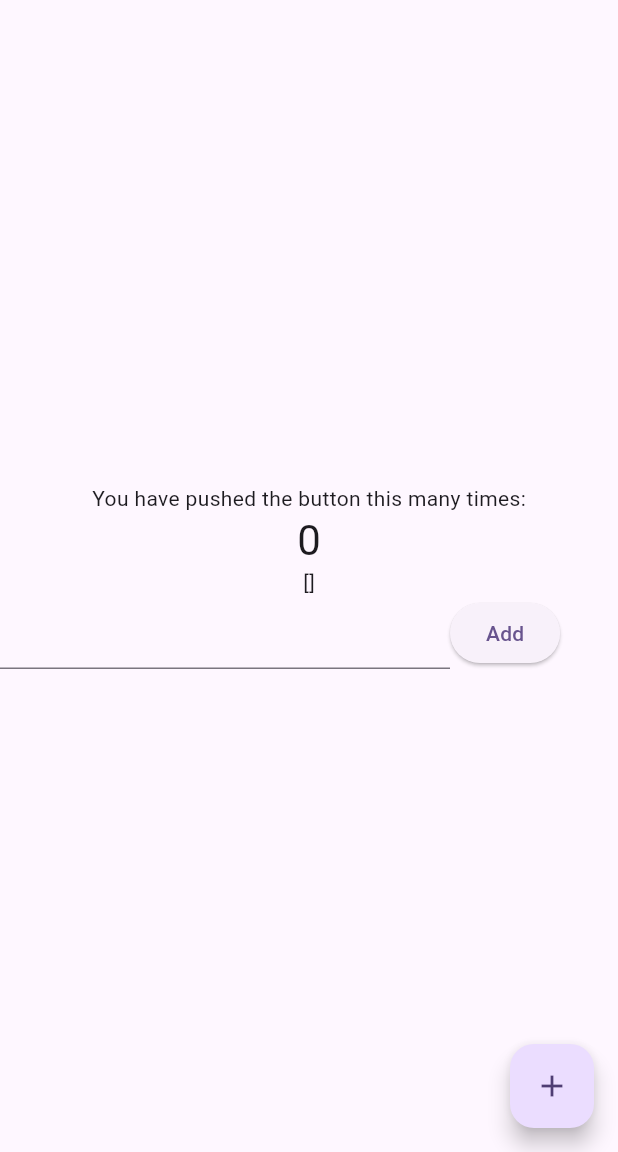
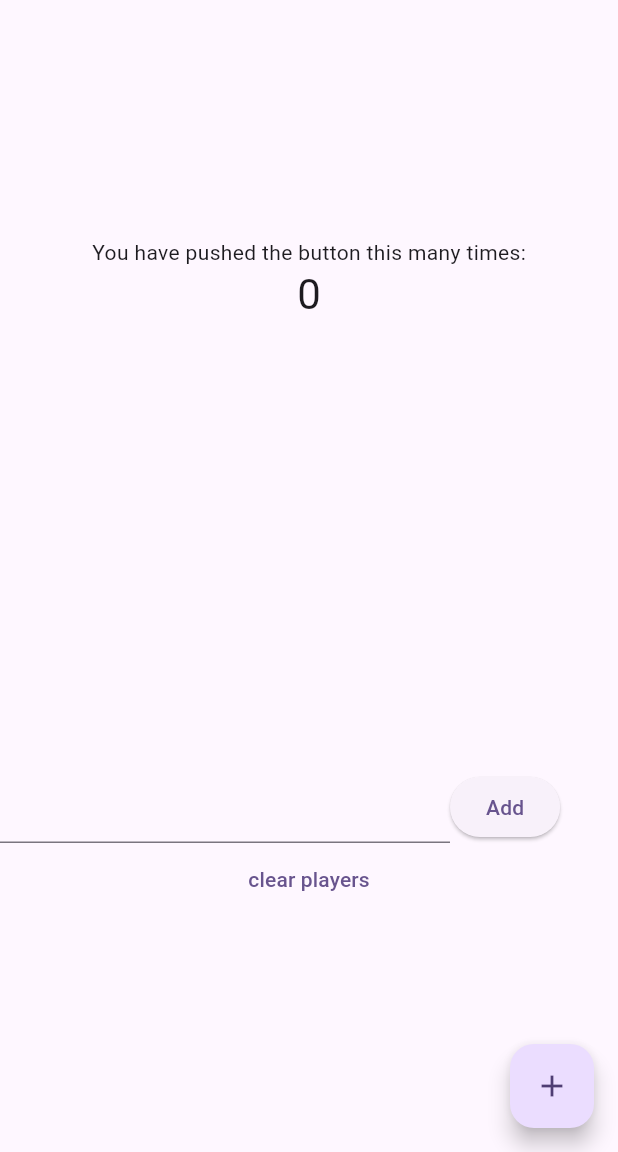
Before and after one commit to LeagueOfBugs/rummy_scoreboard, a Flutter app: the screen it shows after launch, after a tap on "Add", on a phone screen of 412 x 824 dp, the part 84-1236 px from its top. Run offline on Flutter 3.47's test engine with Material 3 defaults, Android fonts, the phone set to English and light mode, and no system bars.

Commit message:
created player provider

```diff
--- a/lib/main.dart
+++ b/lib/main.dart
@@ -63,8 +63,14 @@ class _MyHomePageState extends State<MyHomePage> {
               '$_counter',
               style: Theme.of(context).textTheme.headlineMedium,
             ),
-            const Leaderboard(),
+            const SizedBox(height: 300, child: Leaderboard()),
             const AddPlayer(),
+            TextButton(
+                onPressed: () {
+                  Provider.of<PlayerProvider>(context, listen: false)
+                      .clearPlayers();
+                },
+                child: const Text('clear players'))
           ],
         ),
       ),
--- a/lib/providers/player_provider.dart
+++ b/lib/providers/player_provider.dart
@@ -11,5 +11,10 @@ class PlayerProvider extends ChangeNotifier {
     notifyListeners();
   }
 
+  void clearPlayers() {
+    players.clear();
+    notifyListeners();
+  }
+
   List<Player> get getPlayers => players;
 }
--- a/lib/widgets/add_player.dart
+++ b/lib/widgets/add_player.dart
@@ -36,7 +36,9 @@ class _AddPlayerState extends State<AddPlayer> {
               ),
             ),
             ElevatedButton(
-                onPressed: () => _addPlayer(), child: const Text('Add')),
+              onPressed: () => _addPlayer(),
+              child: const Text('Add'),
+            ),
           ],
         ),
       ],
--- a/lib/widgets/leaderboard.dart
+++ b/lib/widgets/leaderboard.dart
@@ -1,4 +1,5 @@
 import 'package:flutter/material.dart';
+import 'package:flutter_application_1/model/player.dart';
 import 'package:flutter_application_1/providers/player_provider.dart';
 import 'package:provider/provider.dart';
 
@@ -7,13 +8,25 @@ class Leaderboard extends StatelessWidget {
 
   @override
   Widget build(BuildContext context) {
-    print('in leaderboard');
     return Consumer<PlayerProvider>(
       builder: (context, playerProvider, child) {
-        return Text(playerProvider.players
-            .map((player) => player.name)
-            .toList()
-            .toString());
+        List<Player> players = playerProvider.players;
+        if (players.isEmpty) {
+          return const Text('No players yet');
+        }
+        print('in leaderboard');
+        // Use a ListView to handle potential overflow
+        return ListView(
+          children: players.map((player) {
+            return Padding(
+              padding: const EdgeInsets.symmetric(vertical: 4.0),
+              child: Text(
+                player.name,
+                style: const TextStyle(fontSize: 18), // Customize text style
+              ),
+            );
+          }).toList(),
+        );
       },
     );
   }
```
